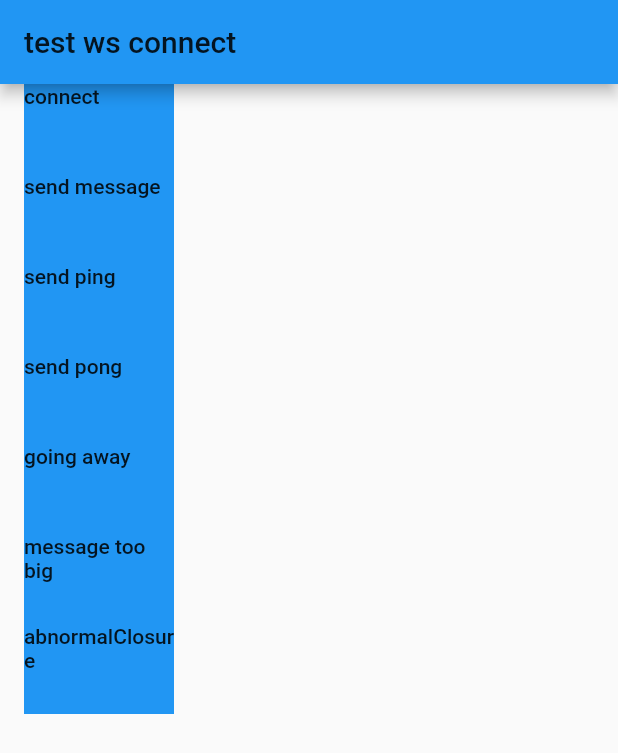
After one commit to qqzhao/flutterDemos, a Flutter app: the WebSocketTestPage screen opened directly, on a phone screen of 412 x 824 dp. The commit adds this screen. Shown: the top 753 px of the screen. Run offline on Flutter 3.47's test engine with Material 2 defaults, Android fonts, the phone set to English and light mode, and no system bars; drawn by our look-alikes of oktoast; our stand-ins replace connectivity, device_info, flare_flutter, flutter_svg, permission_handler, sqflite and 2 more; missing offline and left inert: common_tools, mutex, objectdb; accounts and stored records are empty; network calls fail; Roboto replaces fonts that are missing (rokkittFamily).

Commit message:
update ws test.

```diff
--- a/lib/config/router_config.dart
+++ b/lib/config/router_config.dart
@@ -51,6 +51,7 @@ import 'package:hello/home/combine/popview.dart';
 import 'package:hello/home/combine/video_demo.dart';
 import 'package:hello/home/logic/backdrop_filter.dart';
 import 'package:hello/home/logic/capture_image.dart';
+import 'package:hello/home/logic/exception.dart';
 import 'package:hello/home/logic/import_test.dart';
 import 'package:hello/home/logic/inheritedWidget_test.dart';
 import 'package:hello/home/logic/isolate_page.dart';
@@ -61,6 +62,7 @@ import 'package:hello/home/logic/size_notification.dart';
 import 'package:hello/home/logic/test_map.dart';
 import 'package:hello/home/logic/test_navBack.dart';
 import 'package:hello/home/logic/upload_file_page.dart';
+import 'package:hello/home/logic/websocket.dart';
 import 'package:hello/home/platform_view_test.dart';
 import 'package:hello/utils/route.dart';
 
@@ -146,6 +148,8 @@ List<dynamic> _globalRouters = [
     MyRouter(name: 'UploadFilePage', widget: UploadFilePage()),
     MyRouter(name: 'IsolateTestPage', widget: IsolateTestPage()),
     MyRouter(name: 'TestMapPage', widget: TestMapPage()),
+    MyRouter(name: 'ExceptionTestPage', widget: ExceptionTestPage()),
+    MyRouter(name: 'WebSocketTestPage', widget: WebSocketTestPage()),
   ]),
   MyRouterList(name: 'others', lists: []),
 ];
--- /dev/null
+++ b/lib/home/logic/websocket.dart
@@ -0,0 +1,129 @@
+import 'package:flutter/material.dart';
+import 'package:web_socket_channel/io.dart';
+import 'package:web_socket_channel/status.dart' as status;
+
+class WebSocketTestPage extends StatefulWidget {
+  @override
+  _WebSocketTestPageState createState() => _WebSocketTestPageState();
+}
+
+class _WebSocketTestPageState extends State<WebSocketTestPage> {
+  IOWebSocketChannel channel;
+  int count = 0;
+  @override
+  void initState() {
+    super.initState();
+    reconnect();
+  }
+
+  void reconnect() {
+    print('reconnect');
+
+    /// 外部捕获到全局异常，当前没有捕获到。
+    /// 问题2：如何监听突然网络断开，失去链接
+    try {
+      channel = IOWebSocketChannel.connect("ws://localhost:8003", pingInterval: Duration(seconds: 8));
+      channel.stream.listen((message) {
+        print('message = $message');
+      });
+    } catch (e) {
+      print('connect exception= $e');
+    }
+  }
+
+  @override
+  void dispose() {
+    channel.sink.close(status.normalClosure);
+    super.dispose();
+  }
+
+  @override
+  Widget build(BuildContext context) {
+    return Scaffold(
+      appBar: AppBar(
+        title: Text('test ws connect'),
+      ),
+      body: Column(
+        children: <Widget>[
+          FlatButton(
+            onPressed: () {
+              reconnect();
+            },
+            child: Container(
+              color: Colors.blue,
+              child: Text('connect'),
+              width: 100.0,
+              height: 60.0,
+            ),
+          ),
+          FlatButton(
+            onPressed: () {
+              channel.sink.add('send message ${count++}');
+            },
+            child: Container(
+              color: Colors.blue,
+              child: Text('send message'),
+              width: 100.0,
+              height: 60.0,
+            ),
+          ),
+          FlatButton(
+            onPressed: () {
+//              channel.sink.add('send message ${count++}');
+            },
+            child: Container(
+              color: Colors.blue,
+              child: Text('send ping'),
+              width: 100.0,
+              height: 60.0,
+            ),
+          ),
+          FlatButton(
+            onPressed: () {
+//              channel.sink
+            },
+            child: Container(
+              color: Colors.blue,
+              child: Text('send pong'),
+              width: 100.0,
+              height: 60.0,
+            ),
+          ),
+          FlatButton(
+            onPressed: () {
+              channel.sink.close(status.goingAway);
+            },
+            child: Container(
+              color: Colors.blue,
+              child: Text('going away'),
+              width: 100.0,
+              height: 60.0,
+            ),
+          ),
+          FlatButton(
+            onPressed: () {
+              channel.sink.close(status.messageTooBig);
+            },
+            child: Container(
+              color: Colors.blue,
+              child: Text('message too big'),
+              width: 100.0,
+              height: 60.0,
+            ),
+          ),
+          FlatButton(
+            onPressed: () {
+              channel.sink.close(status.abnormalClosure);
+            },
+            child: Container(
+              color: Colors.blue,
+              child: Text('abnormalClosure'),
+              width: 100.0,
+              height: 60.0,
+            ),
+          ),
+        ],
+      ),
+    );
+  }
+}
--- a/pubspec.yaml
+++ b/pubspec.yaml
@@ -6,6 +6,7 @@ version: 1.0.0
 
 dependencies:
 #  flutter_webview_plugin: "^0.1.6"
+  web_socket_channel: ^1.0.15
   objectdb: ^1.0.1
   mutex: ^1.0.1
   flutter:
```
Also changed, not shown: lib/home/logic/exception.dart (added, +115 -0 lines), 2 other files.
